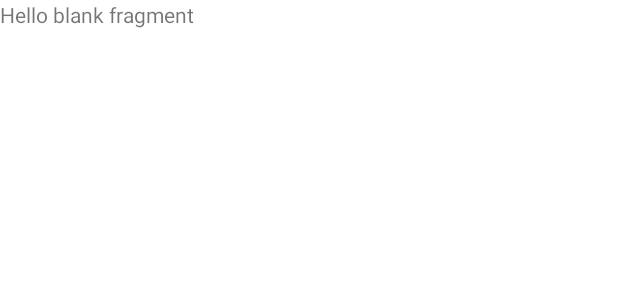
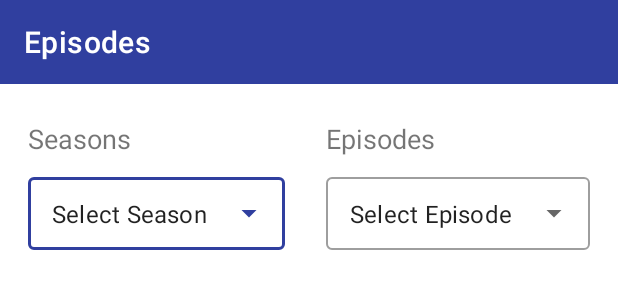
Before and after one commit to betulantep/RickAndMorty, an Android app: the layout fragment_episodes.xml on its own in the app's theme, with its tools: preview values and no code run, on a phone screen of 412 x 824 dp. Shown: the top 300 px of the screen. Run offline under Robolectric (Android 15) with nearby library versions, the phone set to English and light mode, and no system bars.

Commit message:
create episode fragment and row layout

```diff
--- a/app/src/main/res/layout/fragment_episodes.xml
+++ b/app/src/main/res/layout/fragment_episodes.xml
@@ -1,14 +1,112 @@
 <?xml version="1.0" encoding="utf-8"?>
-<FrameLayout xmlns:android="http://schemas.android.com/apk/res/android"
+<androidx.constraintlayout.widget.ConstraintLayout xmlns:android="http://schemas.android.com/apk/res/android"
+    xmlns:app="http://schemas.android.com/apk/res-auto"
     xmlns:tools="http://schemas.android.com/tools"
     android:layout_width="match_parent"
     android:layout_height="match_parent"
     tools:context=".presentation.episode.EpisodesFragment">
 
-    <!-- TODO: Update blank fragment layout -->
-    <TextView
+    <androidx.appcompat.widget.Toolbar
+        android:id="@+id/toolbarEpisode"
+        android:layout_width="0dp"
+        android:layout_height="wrap_content"
+        android:background="?attr/colorPrimary"
+        android:minHeight="?attr/actionBarSize"
+        android:paddingEnd="8dp"
+        android:theme="?attr/actionBarTheme"
+        app:layout_constraintEnd_toEndOf="parent"
+        app:layout_constraintHorizontal_bias="0.5"
+        app:layout_constraintStart_toStartOf="parent"
+        app:layout_constraintTop_toTopOf="parent"
+        app:title="Episodes"
+        tools:ignore="RtlSymmetry" />
+
+    <androidx.constraintlayout.widget.ConstraintLayout
+        android:id="@+id/constraintLayout"
         android:layout_width="match_parent"
-        android:layout_height="match_parent"
-        android:text="@string/hello_blank_fragment" />
+        android:layout_height="wrap_content"
+        app:layout_constraintEnd_toEndOf="parent"
+        app:layout_constraintHorizontal_bias="0.5"
+        app:layout_constraintStart_toStartOf="parent"
+        app:layout_constraintTop_toBottomOf="@+id/toolbarEpisode">
 
-</FrameLayout>
+        <TextView
+            android:id="@+id/seasons_txt"
+            android:layout_width="wrap_content"
+            android:layout_height="wrap_content"
+            android:layout_marginTop="24dp"
+            android:text="Seasons"
+            android:textSize="18sp"
+            app:layout_constraintStart_toStartOf="@+id/textInputLayoutSeason"
+            app:layout_constraintTop_toTopOf="parent" />
+
+
+        <com.google.android.material.textfield.TextInputLayout
+            android:id="@+id/textInputLayoutSeason"
+            style="@style/Widget.MaterialComponents.TextInputLayout.OutlinedBox.Dense.ExposedDropdownMenu"
+            android:layout_width="wrap_content"
+            android:layout_height="wrap_content"
+            android:layout_marginTop="8dp"
+            android:paddingBottom="4dp"
+            app:layout_constraintEnd_toStartOf="@+id/textInputLayoutEpisode"
+            app:layout_constraintHorizontal_bias="0.5"
+            app:layout_constraintStart_toStartOf="parent"
+            app:layout_constraintTop_toBottomOf="@+id/seasons_txt">
+
+            <AutoCompleteTextView
+                android:id="@+id/autoCompleteSeason"
+                android:layout_width="wrap_content"
+                android:layout_height="match_parent"
+                android:layout_weight="1"
+                android:inputType="none"
+                android:text="Select Season" />
+
+        </com.google.android.material.textfield.TextInputLayout>
+
+        <TextView
+            android:id="@+id/seasons_txt2"
+            android:layout_width="wrap_content"
+            android:layout_height="wrap_content"
+            android:text="Episodes"
+            android:textSize="18sp"
+            app:layout_constraintStart_toStartOf="@+id/textInputLayoutEpisode"
+            app:layout_constraintTop_toTopOf="@+id/seasons_txt" />
+
+        <com.google.android.material.textfield.TextInputLayout
+            android:id="@+id/textInputLayoutEpisode"
+            style="@style/Widget.MaterialComponents.TextInputLayout.OutlinedBox.Dense.ExposedDropdownMenu"
+            android:layout_width="wrap_content"
+            android:layout_height="wrap_content"
+            android:layout_marginStart="8dp"
+            android:layout_marginTop="8dp"
+            android:paddingBottom="4dp"
+            app:layout_constraintEnd_toEndOf="parent"
+            app:layout_constraintHorizontal_bias="0.5"
+            app:layout_constraintStart_toEndOf="@+id/textInputLayoutSeason"
+            app:layout_constraintTop_toBottomOf="@+id/seasons_txt2">
+
+            <AutoCompleteTextView
+                android:id="@+id/autoCompleteEpisode"
+                android:layout_width="wrap_content"
+                android:layout_height="match_parent"
+                android:layout_weight="1"
+                android:inputType="none"
+                android:text="Select Episode" />
+
+        </com.google.android.material.textfield.TextInputLayout>
+    </androidx.constraintlayout.widget.ConstraintLayout>
+
+    <androidx.recyclerview.widget.RecyclerView
+        android:id="@+id/rv_episode"
+        android:layout_width="0dp"
+        android:layout_height="0dp"
+        android:layout_marginStart="16dp"
+        android:layout_marginTop="16dp"
+        android:layout_marginEnd="16dp"
+        app:layout_constraintBottom_toBottomOf="parent"
+        app:layout_constraintEnd_toEndOf="parent"
+        app:layout_constraintHorizontal_bias="0.5"
+        app:layout_constraintStart_toStartOf="parent"
+        app:layout_constraintTop_toBottomOf="@+id/constraintLayout" />
+
+</androidx.constraintlayout.widget.ConstraintLayout>
```
Also changed, not shown: app/src/main/res/layout/episode_row_layout.xml (added, +60 -0 lines).
